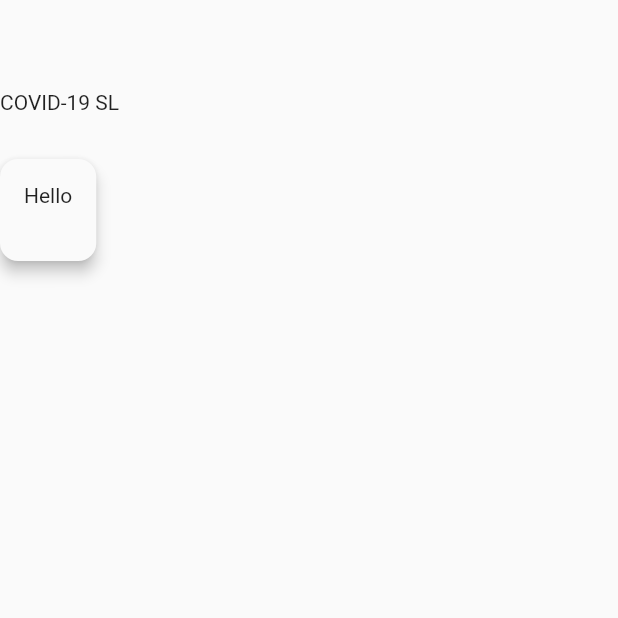
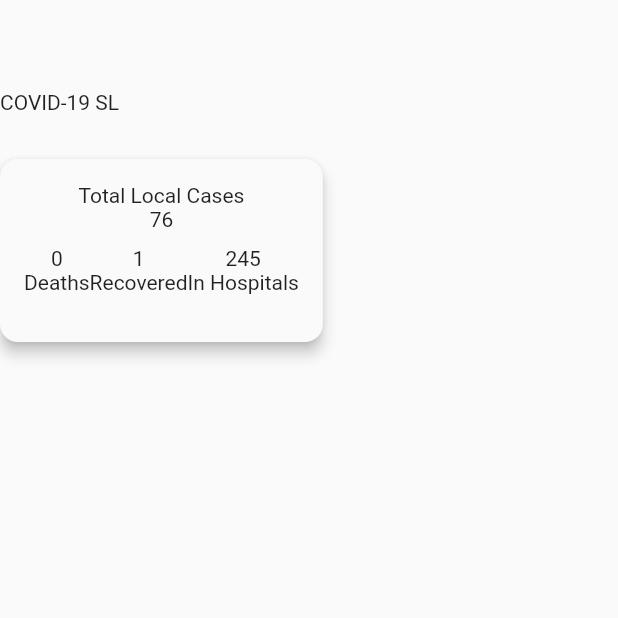
Before and after one commit to sliit-foss/covid19sl-mobile, a Flutter app: the screen it shows after launch, on a phone screen of 412 x 824 dp, the top half of it. Run offline on Flutter 3.47's test engine with Material 2 defaults, Android fonts, the phone set to English and light mode, and no system bars.

Commit message:
Overview card ui changes

```diff
--- a/lib/screens/dashboard.dart
+++ b/lib/screens/dashboard.dart
@@ -1,6 +1,10 @@
 import 'package:flutter/material.dart';
 
 class DashboardState extends State<DashboardPage> {
+  final int totalLocalCount = 76;
+  final int localDeaths = 0;
+  final int localRecovered = 1;
+  final int localInHospital = 245;
   @override
   Widget build(BuildContext context) {
     // TODO: implement build
@@ -14,9 +18,7 @@ class DashboardState extends State<DashboardPage> {
             ),
             Row(
               crossAxisAlignment: CrossAxisAlignment.center,
-              children: <Widget>[
-                Text('COVID-19 SL')
-              ],
+              children: <Widget>[Text('COVID-19 SL')],
             ),
             SizedBox(
               height: 30,
@@ -30,15 +32,63 @@ class DashboardState extends State<DashboardPage> {
                     padding: const EdgeInsets.only(
                         left: 16.0, right: 16.0, top: 16.0, bottom: 32.0),
                     child: Column(
-                      crossAxisAlignment: CrossAxisAlignment.start,
+                      crossAxisAlignment: CrossAxisAlignment.center,
                       children: <Widget>[
                         Row(
-                          children: <Widget>[
-                            Text("Hello")
-                          ],
+                          children: <Widget>[Text("Total Local Cases")],
+                        ),
+                        Row(
+                          children: <Widget>[Text(totalLocalCount.toString())],
                         ),
                         SizedBox(
-                          height: 4,
+                          height: 10,
+                        ),
+                        Row(
+                          mainAxisAlignment: MainAxisAlignment.center,
+                          children: <Widget>[
+                            // Local Deaths
+                            Column(
+                              crossAxisAlignment: CrossAxisAlignment.center,
+                              children: <Widget>[
+                                Row(children: <Widget>[
+                                  Text(localDeaths.toString())
+                                ],),
+                                Row(
+                                  children: <Widget>[Text("Deaths")],
+                                )
+                              ],
+                            ),
+
+                            // Local Recovered
+                            Column(
+                              crossAxisAlignment: CrossAxisAlignment.center,
+                              children: <Widget>[
+                                Row(
+                                  children: <Widget>[
+                                    Text(localRecovered.toString())
+                                  ],
+                                ),
+                                Row(
+                                  children: <Widget>[Text("Recovered")],
+                                )
+                              ],
+                            ),
+
+                            // Local total in hospital
+                            Column(
+                              crossAxisAlignment: CrossAxisAlignment.center,
+                              children: <Widget>[
+                                Row(
+                                  children: <Widget>[
+                                    Text(localInHospital.toString())
+                                  ],
+                                ),
+                                Row(
+                                  children: <Widget>[Text("In Hospitals")],
+                                )
+                              ],
+                            )
+                          ],
                         )
                       ],
                     ),
```
